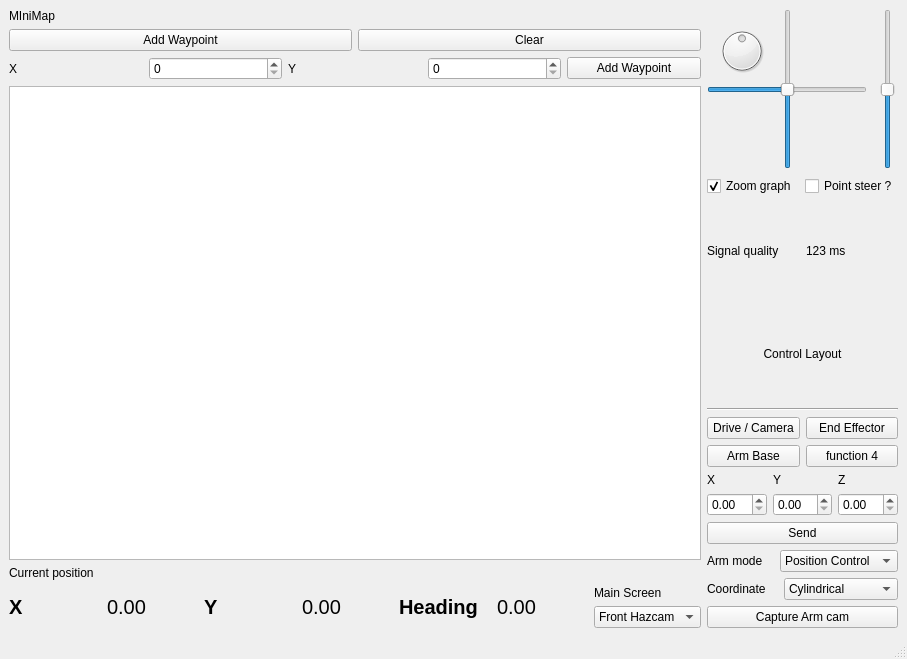
This is catkin_ws/src/hci/ui_files/MainWindow_V4.ui in mcgill-robotics-archive/rover-2015 as Qt 5 draws it before an edit. The edited form follows.
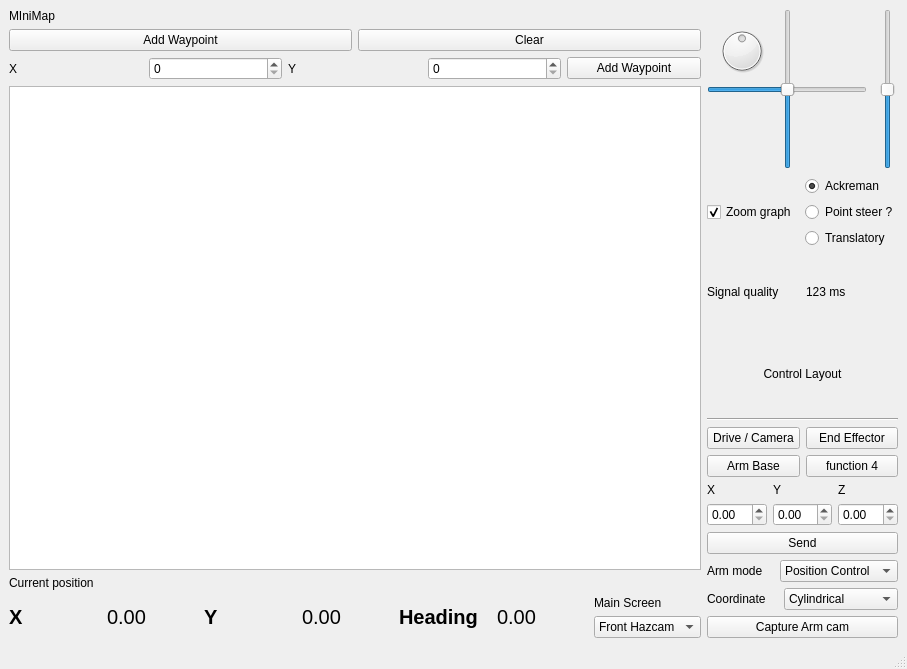
This is the edited form. Custom widgets are drawn as their Qt base class.

Commit message: Added steering mode radio buttons to ui

Patch:
```diff
--- a/catkin_ws/src/hci/ui_files/MainWindow_V4.ui
+++ b/catkin_ws/src/hci/ui_files/MainWindow_V4.ui
@@ -7,7 +7,7 @@
     <x>0</x>
     <y>0</y>
     <width>907</width>
-    <height>659</height>
+    <height>669</height>
    </rect>
   </property>
   <property name="windowTitle">
@@ -219,7 +219,7 @@
      </layout>
     </item>
     <item>
-     <layout class="QVBoxLayout" name="verticalLayout_2">
+     <layout class="QVBoxLayout" name="verticalLayout_4">
       <item>
        <widget class="QFrame" name="OtherData">
         <property name="minimumSize">
@@ -325,12 +325,33 @@
          </widget>
         </item>
         <item>
-         <widget class="QCheckBox" name="pointSteer">
+         <layout class="QVBoxLayout" name="verticalLayout_2">
+          <item>
+           <widget class="QRadioButton" name="ackreman">
+            <property name="text">
+             <string>Ackreman</string>
+            </property>
+            <property name="checked">
+             <bool>true</bool>
+            </property>
+           </widget>
+          </item>
+          <item>
+           <widget class="QRadioButton" name="pointSteer">
           <property name="text">
            <string>Point steer ?</string>
           </property>
          </widget>
         </item>
+          <item>
+           <widget class="QRadioButton" name="translatory">
+            <property name="text">
+             <string>Translatory</string>
+            </property>
+           </widget>
+          </item>
+         </layout>
+        </item>
        </layout>
       </item>
       <item>
```
Left out of the diff: 2 changed lines with no effect on the pictures. Lines whose indentation alone changed are shown as unchanged.
